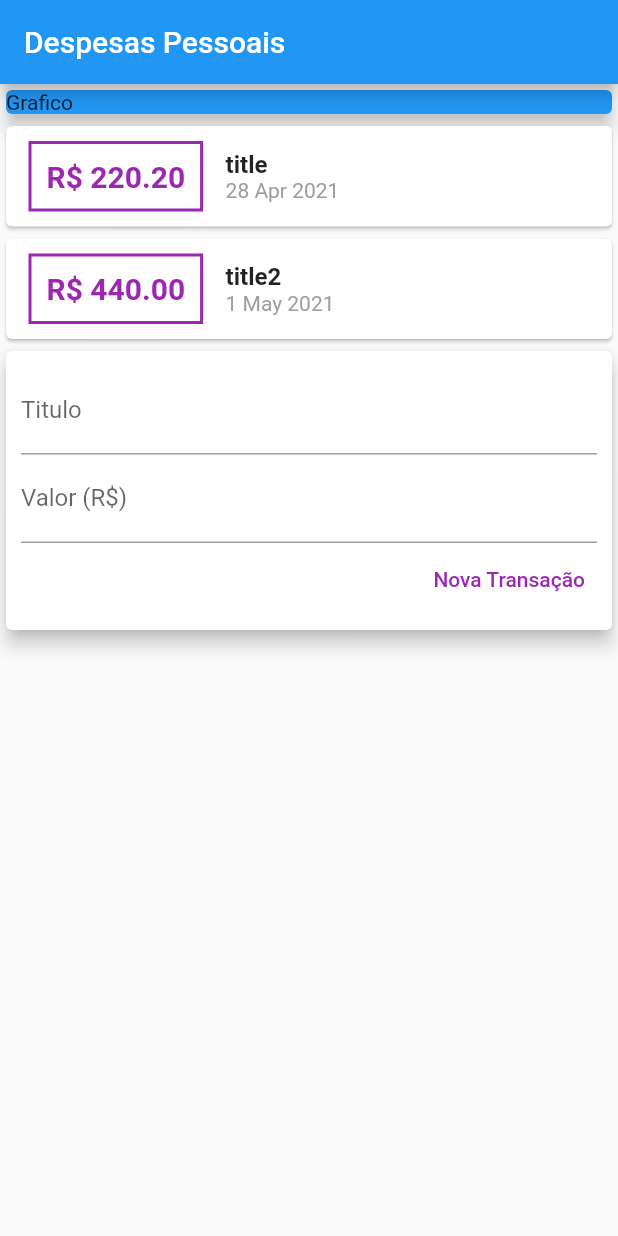
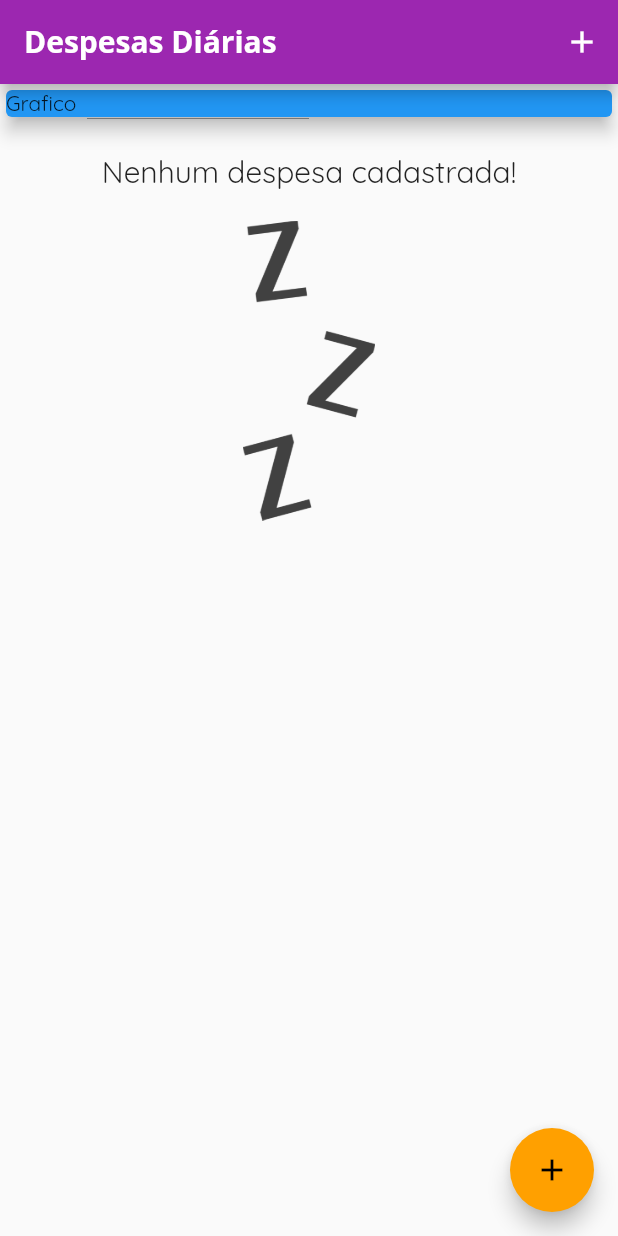
Before and after one commit to eversclei/expenses, a Flutter app: the screen it shows after launch, on a phone screen of 412 x 824 dp. Run offline on Flutter 3.47's test engine with Material 2 defaults, Android fonts, the phone set to English and light mode, and no system bars.

```diff
--- a/lib/components/transaction_list.dart
+++ b/lib/components/transaction_list.dart
@@ -1,17 +1,37 @@
 import 'package:intl/intl.dart';
 import 'package:flutter/material.dart';
 
-import '../models/transaction.dart';
-
 class TransactionList extends StatelessWidget {
-  final List<Transaction> transactions;
+  final transactions;
 
   TransactionList(this.transactions);
 
   @override
   Widget build(BuildContext context) {
-    return Column(
-      children: transactions.map((tr) {
+    return Container(
+      height: 300,
+      child: transactions.isEmpty
+          ? Column(
+              children: <Widget>[
+                SizedBox(height: 20),
+                Text(
+                  'Nenhum despesa cadastrada!',
+                  style: Theme.of(context).textTheme.headline6,
+                ),
+                SizedBox(height: 20),
+                Container(
+                  height: 200,
+                  child: Image.asset(
+                    'assets/images/waiting.png',
+                    fit: BoxFit.cover,
+                  ),
+                ),
+              ],
+            )
+          : ListView.builder(
+              itemCount: transactions.length,
+              itemBuilder: (ctx, index) {
+                final tr = transactions[index];
                 return Card(
                   child: Row(
                     children: <Widget>[
@@ -22,7 +42,7 @@ class TransactionList extends StatelessWidget {
                         ),
                         decoration: BoxDecoration(
                           border: Border.all(
-                    color: Colors.purple,
+                            color: Theme.of(context).primaryColor,
                             width: 2,
                           ),
                         ),
@@ -32,7 +52,7 @@ class TransactionList extends StatelessWidget {
                           style: TextStyle(
                             fontWeight: FontWeight.bold,
                             fontSize: 20,
-                    color: Colors.purple,
+                            color: Theme.of(context).primaryColor,
                           ),
                         ),
                       ),
@@ -55,7 +75,8 @@ class TransactionList extends StatelessWidget {
                     ],
                   ),
                 );
-      }).toList(),
+              },
+            ),
     );
   }
 }
--- a/lib/components/transaction_user.dart
+++ /dev/null
@@ -1,36 +0,0 @@
-import 'package:flutter/material.dart';
-import './transaction_form.dart';
-import './transaction_list.dart';
-import '../models/transaction.dart';
-
-class TransactionUser extends StatefulWidget {
-  @override
-  _TransactionUserState createState() => _TransactionUserState();
-}
-
-class _TransactionUserState extends State<TransactionUser> {
-  final _transaction = [
-    Transaction(
-      id: 'id',
-      title: 'title',
-      value: 220.20,
-      date: DateTime.now(),
-    ),
-    Transaction(
-      id: 'id2',
-      title: 'title2',
-      value: 440.00,
-      date: DateTime.now().add(Duration(days: 3)),
-    ),
-  ];
-
-  @override
-  Widget build(BuildContext context) {
-    return Column(
-      children: <Widget>[
-        TransactionList(_transaction),
-        TransactionForm(),
-      ],
-    );
-  }
-}
--- /dev/null
+++ b/lib/home_page.dart
@@ -0,0 +1,72 @@
+import 'dart:math';
+
+import 'package:flutter/material.dart';
+
+import './components/transaction_form.dart';
+import './components/transaction_list.dart';
+import './models/transaction.dart';
+
+class HomePage extends StatefulWidget {
+  @override
+  _HomePageState createState() => _HomePageState();
+}
+
+class _HomePageState extends State<HomePage> {
+  final _transactions = [];
+
+  _addTransaction(String titleParam, double valueParam) {
+    final newTransaction = Transaction(
+      id: Random().nextDouble().toString(),
+      title: titleParam,
+      value: valueParam,
+      date: DateTime.now(),
+    );
+
+    setState(() {
+      _transactions.add(newTransaction);
+    });
+    Navigator.of(context).pop();
+  }
+
+  _openTransactionFormModal(BuildContext context) {
+    showModalBottomSheet(
+      context: context,
+      builder: (_) {
+        return TransactionForm(_addTransaction);
+      },
+    );
+  }
+
+  Widget build(BuildContext context) {
+    return Scaffold(
+      appBar: AppBar(
+        title: Text('Despesas Diárias'),
+        actions: <Widget>[
+          IconButton(
+            icon: Icon(Icons.add),
+            onPressed: () => _openTransactionFormModal(context),
+          )
+        ],
+      ),
+      body: SingleChildScrollView(
+        child: Column(
+          crossAxisAlignment: CrossAxisAlignment.stretch,
+          children: <Widget>[
+            Container(
+              child: Card(
+                child: Text('Grafico'),
+                elevation: 5,
+                color: Colors.blue,
+              ),
+            ),
+            TransactionList(_transactions),
+          ],
+        ),
+      ),
+      floatingActionButton: FloatingActionButton(
+        child: Icon(Icons.add),
+        onPressed: () => _openTransactionFormModal(context),
+      ),
+    );
+  }
+}
--- a/lib/main.dart
+++ b/lib/main.dart
@@ -1,5 +1,5 @@
-import './components/transaction_user.dart';
 import 'package:flutter/material.dart';
+import './home_page.dart';
 
 void main() {
   runApp(ExpensesApp());
@@ -9,35 +9,23 @@ class ExpensesApp extends StatelessWidget {
   @override
   Widget build(BuildContext context) {
     return MaterialApp(
-      title: 'Flutter Demo',
+      title: 'Despesas Diárias',
       theme: ThemeData(
-        primarySwatch: Colors.blue,
+        primarySwatch: Colors.purple,
+        accentColor: Colors.amber[700],
+        fontFamily: 'Quicksand',
+        appBarTheme: AppBarTheme(
+          textTheme: ThemeData.light().textTheme.copyWith(
+                headline6: TextStyle(
+                  fontFamily: 'OpenSans',
+                  fontSize: 20,
+                  fontWeight: FontWeight.bold,
+                ),
+              ),
+        ),
       ),
-      home: MyHomePage(),
+      home: HomePage(),
       debugShowCheckedModeBanner: false,
     );
   }
 }
-
-class MyHomePage extends StatelessWidget {
-  Widget build(BuildContext context) {
-    return Scaffold(
-      appBar: AppBar(
-        title: Text('Despesas Pessoais'),
-      ),
-      body: Column(
-        crossAxisAlignment: CrossAxisAlignment.stretch,
-        children: <Widget>[
-          Container(
-            child: Card(
-              child: Text('Grafico'),
-              elevation: 5,
-              color: Colors.blue,
-            ),
-          ),
-          TransactionUser(),
-        ],
-      ),
-    );
-  }
-}
```
Also changed, not shown: lib/components/transaction_form.dart (+26 -2 lines), pubspec.yaml (+13 -13 lines), assets/fonts/OpenSans-Bold.ttf (added), assets/fonts/OpenSans-Regular.ttf (added), assets/fonts/Quicksand-Bold.ttf (added), assets/fonts/Quicksand-Light.ttf (added), assets/fonts/Quicksand-Medium.ttf (added), assets/fonts/Quicksand-Regular.ttf (added), assets/images/waiting.png (added). Lines whose indentation alone changed are shown as unchanged.
